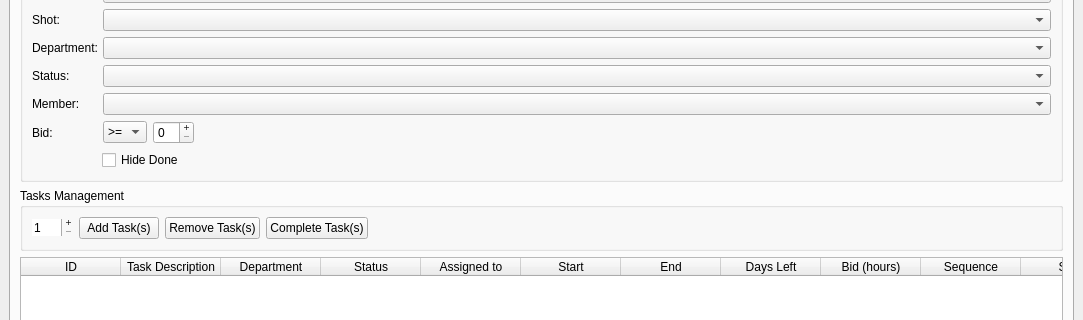
The window that media/main_window.ui (all-in-one-of/project_manager) describes before a commit, drawn with Qt 5; both pictures show x 0 to 1083 and y 120 to 440 of the 1083 by 910 pixel window.
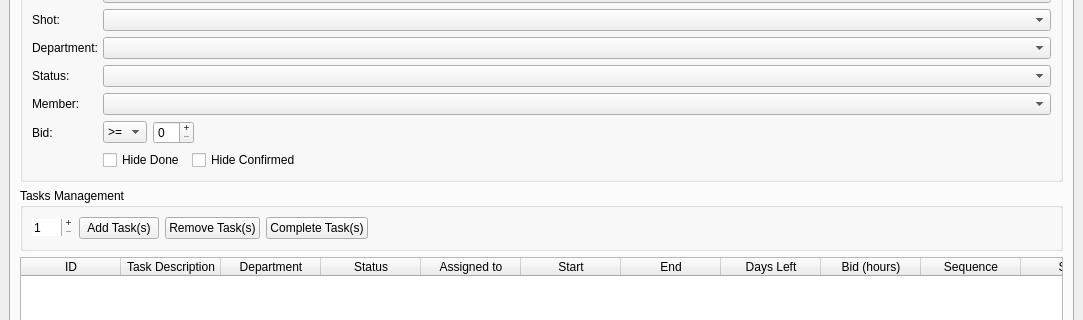
The same window after the commit. The open tabs and pages were chosen to show the change.

Commit message: Add checkbox to hide confirmed tasks in task manager

```diff
--- a/media/main_window.ui
+++ b/media/main_window.ui
@@ -1474,11 +1474,11 @@
                       <enum>Qt::Horizontal</enum>
                      </property>
                      <property name="sizeType">
-                      <enum>QSizePolicy::Maximum</enum>
+                      <enum>QSizePolicy::Minimum</enum>
                      </property>
                      <property name="sizeHint" stdset="0">
                       <size>
-                       <width>70</width>
+                       <width>71</width>
                        <height>20</height>
                       </size>
                      </property>
@@ -1486,11 +1486,46 @@
                    </item>
                    <item>
                     <widget class="QCheckBox" name="tmHideDoneCheckBox">
+                     <property name="maximumSize">
+                      <size>
+                       <width>16777215</width>
+                       <height>16777215</height>
+                      </size>
+                     </property>
                      <property name="text">
                       <string>Hide Done</string>
                      </property>
                     </widget>
                    </item>
+                   <item>
+                    <widget class="QCheckBox" name="tmHideConfirmedCheckBox">
+                     <property name="maximumSize">
+                      <size>
+                       <width>16777215</width>
+                       <height>16777215</height>
+                      </size>
+                     </property>
+                     <property name="text">
+                      <string>Hide Confirmed</string>
+                     </property>
+                    </widget>
+                   </item>
+                   <item>
+                    <spacer name="tmhorizontalSpacer_6">
+                     <property name="orientation">
+                      <enum>Qt::Horizontal</enum>
+                     </property>
+                     <property name="sizeType">
+                      <enum>QSizePolicy::Fixed</enum>
+                     </property>
+                     <property name="sizeHint" stdset="0">
+                      <size>
+                       <width>750</width>
+                       <height>20</height>
+                      </size>
+                     </property>
+                    </spacer>
+                   </item>
                   </layout>
                  </widget>
                 </item>
```
Left out of the diff: 4 changed lines with no effect on the pictures. The commit also changes 3 other files.
